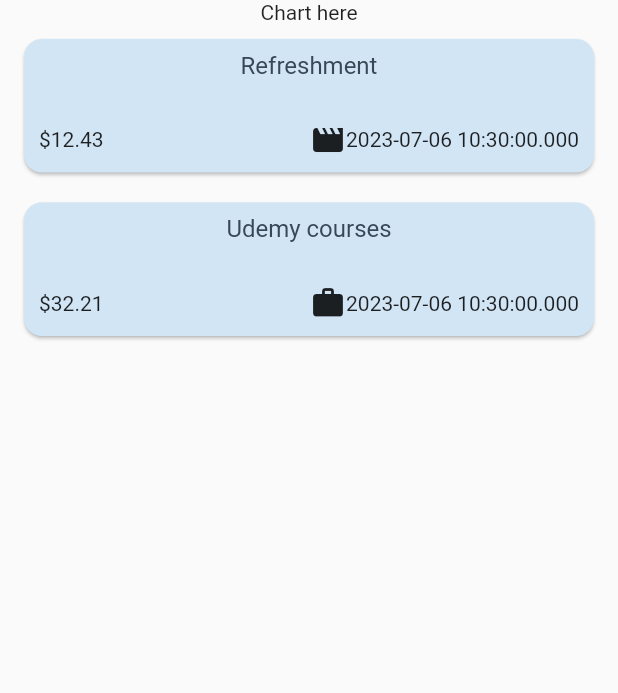
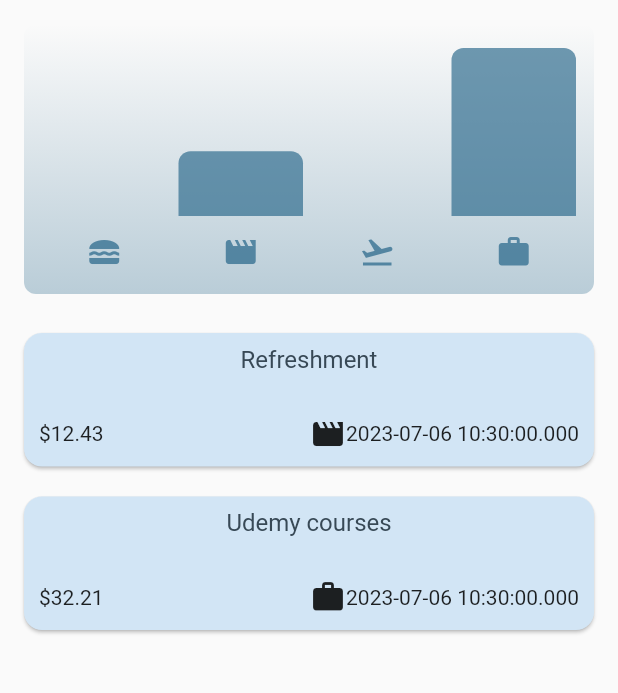
Before and after one commit to mbasnet123/expense_tracker_app, a Flutter app: the screen it shows after launch, on a phone screen of 412 x 824 dp, the part 84-777 px from its top. Run offline on Flutter 3.47's test engine with Material 2 defaults, Android fonts, the phone set to English and light mode, and no system bars.

Commit message:
added charts

```diff
--- a/lib/main.dart
+++ b/lib/main.dart
@@ -3,6 +3,11 @@ import 'package:flutter/material.dart';
 
 var kColorScheme = ColorScheme.fromSeed(
   seedColor: Color.fromARGB(255, 147, 203, 243),
+);
+
+var kDarkColorScheme = ColorScheme.fromSeed(
+  brightness: Brightness.dark,
+  seedColor: Color.fromARGB(255, 137, 200, 243),
 );
 
 void main() {
@@ -15,6 +20,17 @@ class MyApp extends StatelessWidget {
   @override
   Widget build(BuildContext context) {
     return MaterialApp(
+      darkTheme: ThemeData.dark().copyWith(
+        useMaterial3: true,
+        colorScheme: kDarkColorScheme,
+        cardTheme: CardTheme().copyWith(
+          color: kDarkColorScheme.secondaryContainer,
+          margin: EdgeInsets.symmetric(
+            horizontal: 16,
+            vertical: 0,
+          ),
+        ),
+      ),
       theme: ThemeData().copyWith(
         useMaterial3: true,
         // scaffoldBackgroundColor: Color.fromARGB(255, 147, 203, 243),
@@ -24,7 +40,10 @@ class MyApp extends StatelessWidget {
             foregroundColor: kColorScheme.primaryContainer),
         cardTheme: CardTheme().copyWith(
           color: kColorScheme.secondaryContainer,
-          margin: EdgeInsets.symmetric(horizontal: 16, vertical: 0),
+          margin: EdgeInsets.symmetric(
+            horizontal: 16,
+            vertical: 0,
+          ),
         ),
         elevatedButtonTheme: ElevatedButtonThemeData(
           style: ElevatedButton.styleFrom(
@@ -40,6 +59,7 @@ class MyApp extends StatelessWidget {
             ),
       ),
       debugShowCheckedModeBanner: false,
+      themeMode: ThemeMode.system,
       home: HomePage(),
     );
   }
--- a/lib/models/expenses.dart
+++ b/lib/models/expenses.dart
@@ -29,7 +29,31 @@ class Expenses {
   final DateTime date;
   final Category category;
 
-  String get formattedDate{
+  String get formattedDate {
     return formatter.format(date);
   }
 }
+
+class ExpenseSheet {
+  const ExpenseSheet({
+    required this.category,
+    required this.expenses,
+  });
+
+  ExpenseSheet.forCategory(List<Expenses> allExpenses, this.category)
+      : expenses = allExpenses
+            .where((expense) => expense.category == category)
+            .toList();
+
+  final Category category;
+  final List<Expenses> expenses;
+
+  double get totalExpenses {
+    double sum = 0;
+
+    for (final expense in expenses) {
+      sum += expense.amount;
+    }
+    return sum;
+  }
+}
--- a/lib/screens/home_page.dart
+++ b/lib/screens/home_page.dart
@@ -1,7 +1,8 @@
+import 'package:expense_tracker_app/widgets/chart/chart.dart';
 import 'package:expense_tracker_app/widgets/expenses_list.dart';
 import 'package:expense_tracker_app/widgets/new_expense.dart';
 import 'package:flutter/material.dart';
-
+import 'package:expense_tracker_app/widgets/chart/chart.dart';
 import '../models/expenses.dart';
 
 class HomePage extends StatefulWidget {
@@ -95,7 +96,7 @@ class _HomePageState extends State<HomePage> {
         child: Column(
           mainAxisAlignment: MainAxisAlignment.center,
           children: [
-            const Text("Chart here"),
+            Chart(expenses: _registeredExpenses),
             Expanded(
               child: mainContent,
             ),
--- /dev/null
+++ b/lib/widgets/chart/chart.dart
@@ -0,0 +1,95 @@
+import 'package:flutter/material.dart';
+
+import 'package:expense_tracker_app/widgets/chart/chart_bar.dart';
+import 'package:expense_tracker_app/models/expenses.dart';
+
+class Chart extends StatelessWidget {
+  const Chart({super.key, required this.expenses});
+
+  final List<Expenses> expenses;
+
+  List<ExpenseSheet> get buckets {
+    return [
+      ExpenseSheet.forCategory(expenses, Category.food),
+      ExpenseSheet.forCategory(expenses, Category.leisure),
+      ExpenseSheet.forCategory(expenses, Category.travel),
+      ExpenseSheet.forCategory(expenses, Category.work),
+    ];
+  }
+
+  double get maxTotalExpense {
+    double maxTotalExpense = 0;
+
+    for (final bucket in buckets) {
+      if (bucket.totalExpenses > maxTotalExpense) {
+        maxTotalExpense = bucket.totalExpenses;
+      }
+    }
+
+    return maxTotalExpense;
+  }
+
+  @override
+  Widget build(BuildContext context) {
+    final isDarkMode =
+        MediaQuery.of(context).platformBrightness == Brightness.dark;
+    return Container(
+      margin: const EdgeInsets.all(16),
+      padding: const EdgeInsets.symmetric(
+        vertical: 16,
+        horizontal: 8,
+      ),
+      width: double.infinity,
+      height: 180,
+      decoration: BoxDecoration(
+        borderRadius: BorderRadius.circular(8),
+        gradient: LinearGradient(
+          colors: [
+            Theme.of(context).colorScheme.primary.withOpacity(0.3),
+            Theme.of(context).colorScheme.primary.withOpacity(0.0)
+          ],
+          begin: Alignment.bottomCenter,
+          end: Alignment.topCenter,
+        ),
+      ),
+      child: Column(
+        children: [
+          Expanded(
+            child: Row(
+              crossAxisAlignment: CrossAxisAlignment.end,
+              children: [
+                for (final bucket in buckets) // alternative to map()
+                  ChartBar(
+                    fill: bucket.totalExpenses == 0
+                        ? 0
+                        : bucket.totalExpenses / maxTotalExpense,
+                  )
+              ],
+            ),
+          ),
+          const SizedBox(height: 12),
+          Row(
+            children: buckets
+                .map(
+                  (bucket) => Expanded(
+                child: Padding(
+                  padding: const EdgeInsets.symmetric(horizontal: 4),
+                  child: Icon(
+                    categoryIcons[bucket.category],
+                    color: isDarkMode
+                        ? Theme.of(context).colorScheme.secondary
+                        : Theme.of(context)
+                        .colorScheme
+                        .primary
+                        .withOpacity(0.7),
+                  ),
+                ),
+              ),
+            )
+                .toList(),
+          )
+        ],
+      ),
+    );
+  }
+}
--- /dev/null
+++ b/lib/widgets/chart/chart_bar.dart
@@ -0,0 +1,34 @@
+import 'package:flutter/material.dart';
+
+class ChartBar extends StatelessWidget {
+  const ChartBar({
+    super.key,
+    required this.fill,
+  });
+
+  final double fill;
+
+  @override
+  Widget build(BuildContext context) {
+    final isDarkMode =
+        MediaQuery.of(context).platformBrightness == Brightness.dark;
+    return Expanded(
+      child: Padding(
+        padding: const EdgeInsets.symmetric(horizontal: 4),
+        child: FractionallySizedBox(
+          heightFactor: fill,
+          child: DecoratedBox(
+            decoration: BoxDecoration(
+              shape: BoxShape.rectangle,
+              borderRadius:
+              const BorderRadius.vertical(top: Radius.circular(8)),
+              color: isDarkMode
+                  ? Theme.of(context).colorScheme.secondary
+                  : Theme.of(context).colorScheme.primary.withOpacity(0.65),
+            ),
+          ),
+        ),
+      ),
+    );
+  }
+}
```
